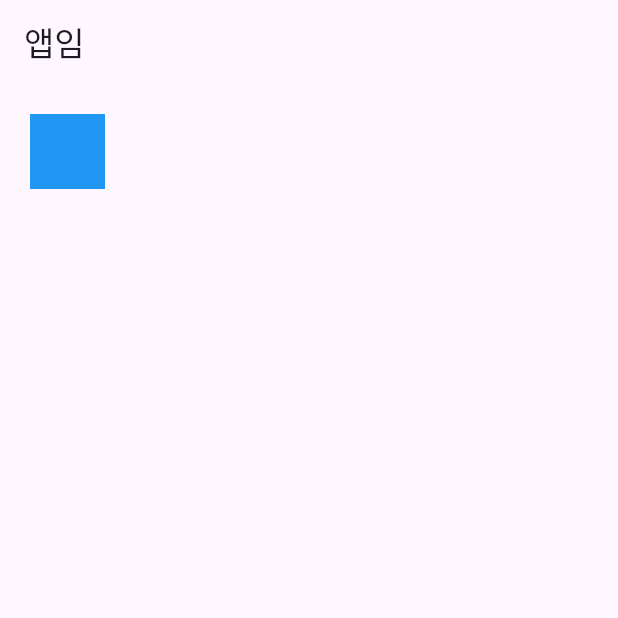
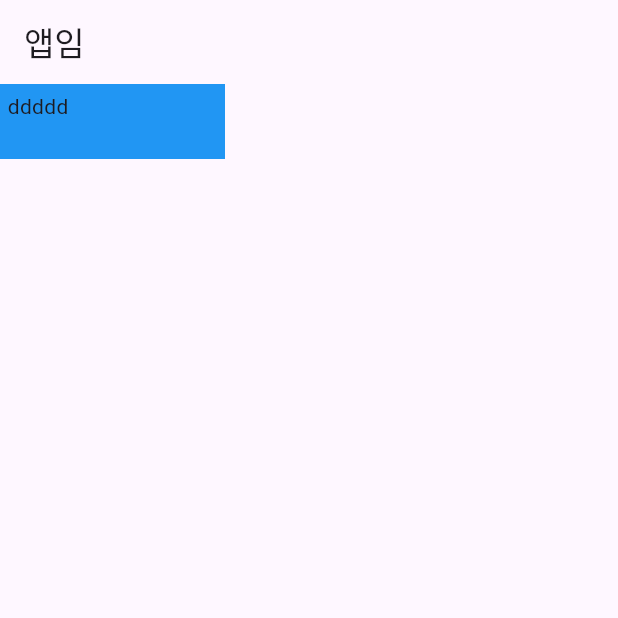
Before and after one commit to ddanu112/flutter-applecoding-study, a Flutter app: the screen it shows after launch, on a phone screen of 412 x 824 dp, the top half of it. Run offline on Flutter 3.47's test engine with Material 3 defaults, Android fonts, the phone set to English and light mode, and no system bars.

Commit message:
padding 글자 공백

```diff
--- a/lib/main.dart
+++ b/lib/main.dart
@@ -13,8 +13,9 @@ class MyApp extends StatelessWidget {
       home: Scaffold(
         appBar: AppBar( title: Text('앱임')),
         body: Container(
-          width: 50, height: 50, color: Colors.blue,
-          margin: EdgeInsets.all(20),
+          width: 150, height: 50, color: Colors.blue,
+          padding: EdgeInsets.all(5),
+          child: Text('ddddd')
 
         )
       )
```
